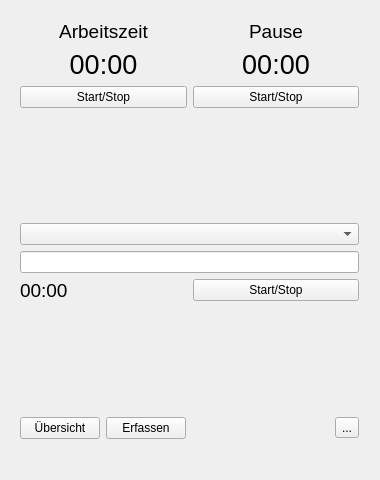
Above: mainwindow.ui from marcohartung/TimeLog before the change. Below: the same form after it.
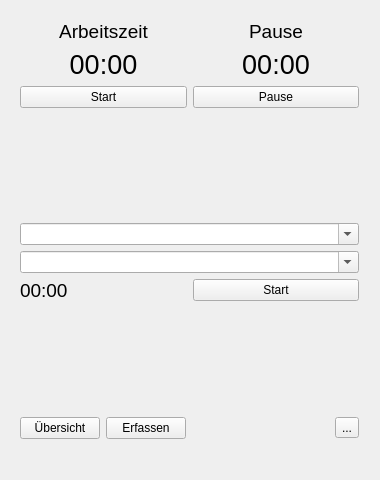
That is the form after the change.

```diff
--- a/mainwindow.ui
+++ b/mainwindow.ui
@@ -29,14 +29,14 @@
        <item row="2" column="0">
         <widget class="QPushButton" name="pbWorkStartStop">
          <property name="text">
-          <string>Start/Stop</string>
+          <string>Start</string>
          </property>
         </widget>
        </item>
        <item row="2" column="1">
         <widget class="QPushButton" name="pbBreakStartStop">
          <property name="text">
-          <string>Start/Stop</string>
+          <string>Pause</string>
          </property>
         </widget>
        </item>
@@ -136,10 +136,18 @@
      <item>
       <layout class="QVBoxLayout" name="vlProject">
        <item>
-        <widget class="QComboBox" name="cbProjSel"/>
+        <widget class="QComboBox" name="cbProjSel">
+         <property name="editable">
+          <bool>true</bool>
+         </property>
+        </widget>
        </item>
        <item>
-        <widget class="QLineEdit" name="leProjComment"/>
+        <widget class="QComboBox" name="cbProjComment">
+         <property name="editable">
+          <bool>true</bool>
+         </property>
+        </widget>
        </item>
        <item>
         <layout class="QHBoxLayout" name="hlProject1">
@@ -158,7 +166,7 @@
          <item>
           <widget class="QPushButton" name="pbProjStartStop">
            <property name="text">
-            <string>Start/Stop</string>
+            <string>Start</string>
            </property>
           </widget>
          </item>
```
